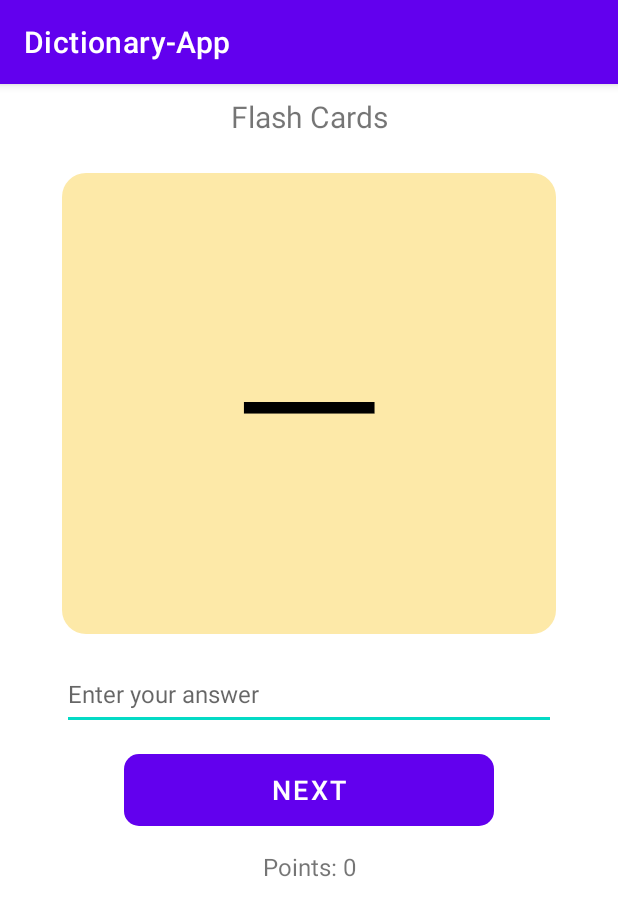
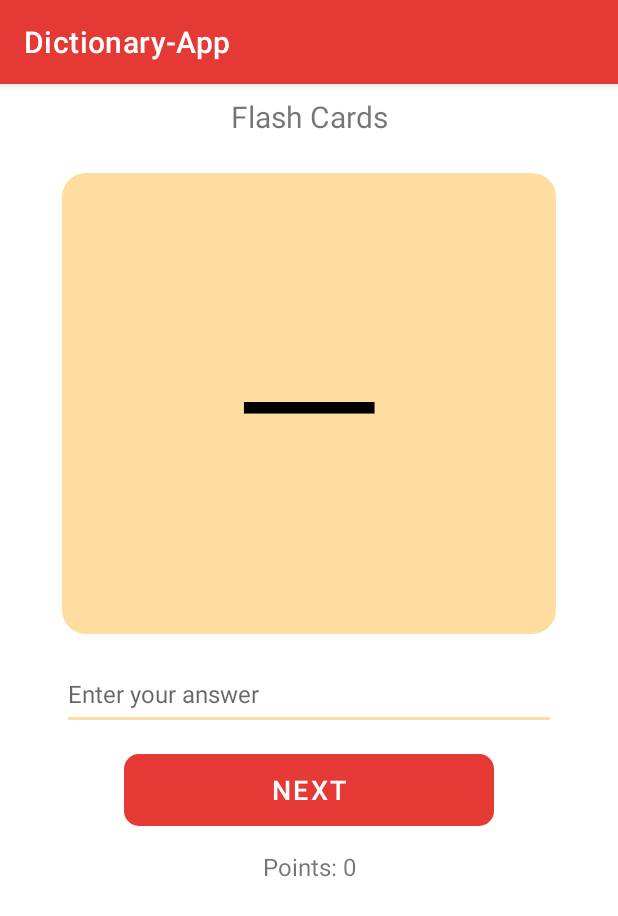
Before and after one commit to Jarwesbub/Dictionary-App, an Android app: the FlashCardActivity screen opened directly, with no data from a screen before it, on a phone screen of 412 x 824 dp. Shown: the top 916 px of the screen. Run offline under Robolectric (Android 15) with nearby library versions, the phone set to English and light mode, and no system bars.

Commit message:
Dark Mode actionbar color change, secondary color change, flashcard color change fixed light/dark theme change bug, added more colors

```diff
--- a/mobile/app/src/main/AndroidManifest.xml
+++ b/mobile/app/src/main/AndroidManifest.xml
@@ -13,7 +13,7 @@
         android:label="@string/app_name"
         android:roundIcon="@mipmap/ic_launcher_round"
         android:supportsRtl="true"
-        android:theme="@style/LightTheme"
+        android:theme="@style/Theme.DictionaryApp"
         tools:targetApi="31">
         <activity
             android:name=".LoginActivity"
--- a/mobile/app/src/main/res/drawable/flashcard_background.xml
+++ b/mobile/app/src/main/res/drawable/flashcard_background.xml
@@ -3,7 +3,7 @@
     android:shape="rectangle">
 
     <!-- Background color -->
-    <solid android:color="#FDE9A8" />
+    <solid android:color="?attr/colorSecondary" />
 
     <!-- Rounded corners -->
     <corners android:radius="16dp" />
--- a/mobile/app/src/main/res/values-night/themes.xml
+++ b/mobile/app/src/main/res/values-night/themes.xml
@@ -1,16 +1,17 @@
 <resources xmlns:tools="http://schemas.android.com/tools">
     <!-- Base application theme. -->
-    <style name="DarkTheme" parent="Theme.MaterialComponents.DayNight.DarkActionBar">
+    <style name="Theme.DictionaryApp" parent="Theme.MaterialComponents.DayNight.DarkActionBar">
         <!-- Primary brand color. -->
-        <item name="colorPrimary">@color/purple_200</item>
-        <item name="colorPrimaryVariant">@color/purple_700</item>
-        <item name="colorOnPrimary">@color/black</item>
+        <item name="colorPrimary">@color/dark_red_500</item>
+        <item name="colorPrimaryVariant">@color/dark_red_500</item>
+        <item name="colorOnPrimary">@color/white</item>
         <!-- Secondary brand color. -->
-        <item name="colorSecondary">@color/teal_200</item>
-        <item name="colorSecondaryVariant">@color/teal_200</item>
+        <item name="colorSecondary">@color/dark_gold</item>
+        <item name="colorSecondaryVariant">@color/light_gold</item>
         <item name="colorOnSecondary">@color/black</item>
         <!-- Status bar color. -->
         <item name="android:statusBarColor">?attr/colorPrimaryVariant</item>
         <!-- Customize your theme here. -->
+        <item name="colorSurface">?attr/colorPrimaryVariant</item>
     </style>
 </resources>
--- a/mobile/app/src/main/res/values/colors.xml
+++ b/mobile/app/src/main/res/values/colors.xml
@@ -3,8 +3,17 @@
     <color name="purple_200">#FFBB86FC</color>
     <color name="purple_500">#FF6200EE</color>
     <color name="purple_700">#FF3700B3</color>
+    <color name="red_200">#f44336</color>
+    <color name="red_500">#e53935</color>
+    <color name="red_700">#d32f2f</color>
+    <color name="dark_red_200">#a41719</color>
+    <color name="dark_red_500">#7d0a0c</color>
+    <color name="dark_red_700">#5c0709</color>
     <color name="teal_200">#FF03DAC5</color>
     <color name="teal_700">#FF018786</color>
     <color name="black">#FF000000</color>
     <color name="white">#FFFFFFFF</color>
+    <color name="light_gold">#FFDDA0</color>
+    <color name="dark_gold">#9F7939</color>
+
 </resources>
--- a/mobile/app/src/main/res/values/themes.xml
+++ b/mobile/app/src/main/res/values/themes.xml
@@ -1,13 +1,13 @@
 <resources xmlns:tools="http://schemas.android.com/tools">
     <!-- Base application theme. -->
-    <style name="LightTheme" parent="Theme.MaterialComponents.DayNight.DarkActionBar">
+    <style name="Theme.DictionaryApp" parent="Theme.MaterialComponents.DayNight.DarkActionBar">
         <!-- Primary brand color. -->
-        <item name="colorPrimary">@color/purple_500</item>
-        <item name="colorPrimaryVariant">@color/purple_700</item>
+        <item name="colorPrimary">@color/red_500</item>
+        <item name="colorPrimaryVariant">@color/red_700</item>
         <item name="colorOnPrimary">@color/white</item>
         <!-- Secondary brand color. -->
-        <item name="colorSecondary">@color/teal_200</item>
-        <item name="colorSecondaryVariant">@color/teal_700</item>
+        <item name="colorSecondary">@color/light_gold</item>
+        <item name="colorSecondaryVariant">@color/dark_gold</item>
         <item name="colorOnSecondary">@color/black</item>
         <!-- Status bar color. -->
         <item name="android:statusBarColor">?attr/colorPrimaryVariant</item>
```
